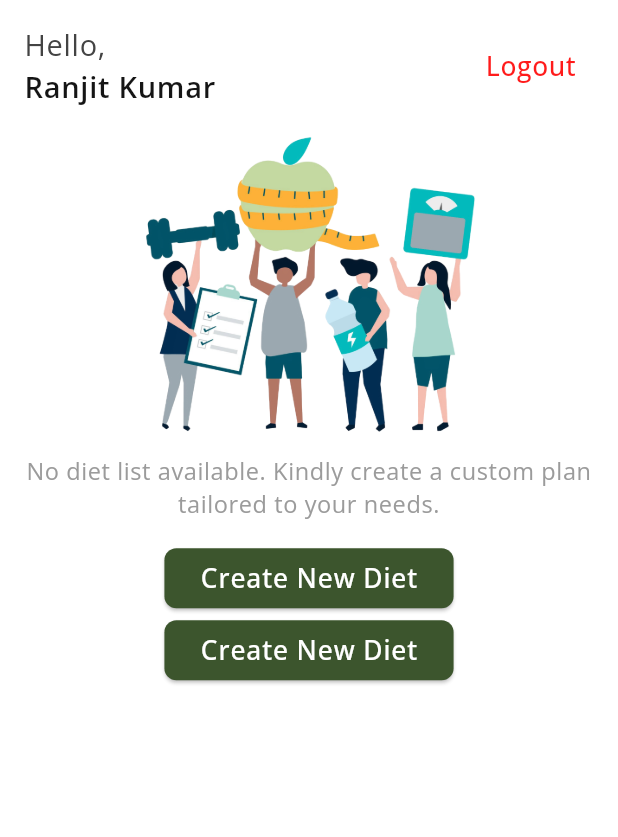
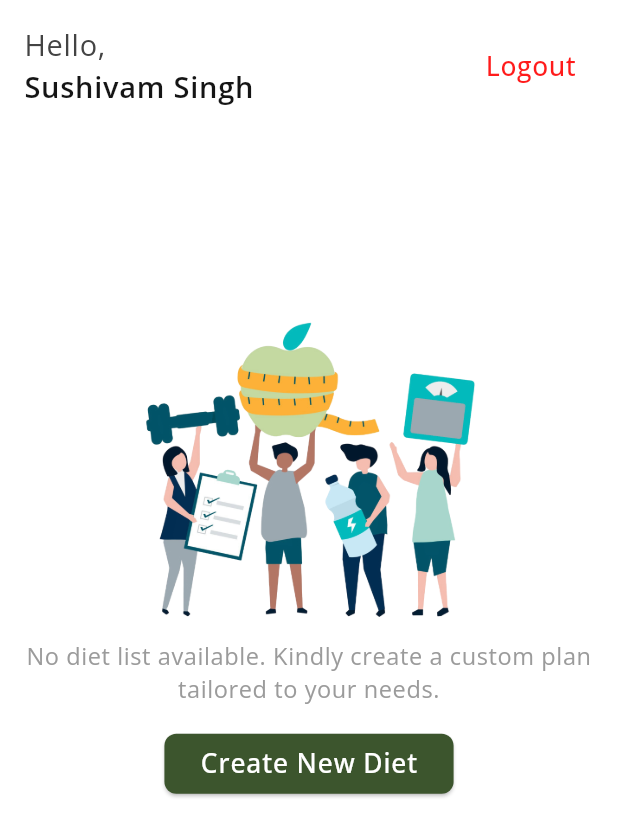
Before and after one commit to ranjitAcelucid/FIT-GPT, a Flutter app: the DieticianHome screen opened directly, on a phone screen of 412 x 824 dp. Shown: the top 837 px of the screen. Run offline on Flutter 3.47's test engine with Material 3 defaults, Android fonts, the light colour scheme and no system bars; our stand-ins replace bloc, dartz, dio, equatable, flutter_bloc, flutter_spinkit and 10 more; missing offline and left inert: mailer; accounts and stored records are empty.

Commit message:
final commit

```diff
--- a/lib/views/home/dietician/dietician_home.dart
+++ b/lib/views/home/dietician/dietician_home.dart
@@ -86,7 +86,7 @@ class _DieticianHomeState extends State<DieticianHome> {
                                     letterSpacing: 0.5)),
                           ),
                           Text(
-                            AppStrings.name,
+                            'Sushivam Singh',
                             style: getDynamicTextStyle(
                                 context,
                                 headLineFontWeight600.copyWith(
@@ -213,25 +213,25 @@ class _DieticianHomeState extends State<DieticianHome> {
                   }
                 },
               ),
-              CommonButton(
-                onPressed: () {
-                  Navigator.of(context)
-                      .push(MaterialPageRoute(
-                    builder: (context) => const CreateNewDiet(),
-                  ))
-                      .then(
-                    (value) {
-                      retrieveDietPlan();
-                      getDietPlan();
-                      setState(() {});
-                    },
-                  );
-                },
-                buttonText: 'Create New Diet',
-                buttonColor: AppColors.primary,
-                buttonTextColor: AppColors.white,
-                isLoading: false,
-              ),
+              // CommonButton(
+              //   onPressed: () {
+              //     Navigator.of(context)
+              //         .push(MaterialPageRoute(
+              //       builder: (context) => const CreateNewDiet(),
+              //     ))
+              //         .then(
+              //       (value) {
+              //         retrieveDietPlan();
+              //         getDietPlan();
+              //         setState(() {});
+              //       },
+              //     );
+              //   },
+              //   buttonText: 'Create New Diet',
+              //   buttonColor: AppColors.primary,
+              //   buttonTextColor: AppColors.white,
+              //   isLoading: false,
+              // ),
             ],
           ),
         ),
@@ -242,7 +242,7 @@ class _DieticianHomeState extends State<DieticianHome> {
   // Widget for "No Diet" UI
   Widget _buildNoDietAvailable(BuildContext context) {
     return Container(
-      // margin: EdgeInsets.only(top: screenHeight(context, 0.15)),
+      margin: EdgeInsets.only(top: screenHeight(context, 0.15)),
       child: Center(
         child: Column(
           mainAxisSize: MainAxisSize.min,
```
